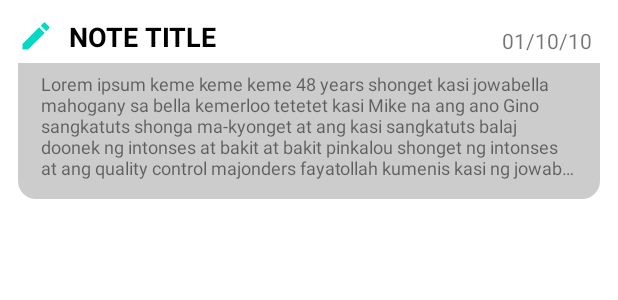
After one commit to gnrflcthm/MyBasics, an Android app: the layout note_item.xml on its own in the app's theme, with its tools: preview values and no code run, on a phone screen of 412 x 824 dp. The commit adds this screen. Shown: the top 300 px of the screen. Run offline under Robolectric (Android 15) with nearby library versions, the phone set to English and light mode, and no system bars.

```diff
--- /dev/null
+++ b/app/src/main/res/drawable/ic_baseline_edit_24.xml
@@ -0,0 +1,10 @@
+<vector xmlns:android="http://schemas.android.com/apk/res/android"
+    android:width="24dp"
+    android:height="24dp"
+    android:viewportWidth="24"
+    android:viewportHeight="24"
+    android:tint="?attr/colorControlNormal">
+  <path
+      android:fillColor="@android:color/white"
+      android:pathData="M3,17.25V21h3.75L17.81,9.94l-3.75,-3.75L3,17.25zM20.71,7.04c0.39,-0.39 0.39,-1.02 0,-1.41l-2.34,-2.34c-0.39,-0.39 -1.02,-0.39 -1.41,0l-1.83,1.83 3.75,3.75 1.83,-1.83z"/>
+</vector>
--- /dev/null
+++ b/app/src/main/res/drawable/rounded_corners.xml
@@ -0,0 +1,7 @@
+<?xml version="1.0" encoding="utf-8"?>
+<shape xmlns:android="http://schemas.android.com/apk/res/android"
+    android:shape="rectangle">
+    <corners
+        android:bottomLeftRadius="12dp"
+        android:bottomRightRadius="12dp"/>
+</shape>
--- /dev/null
+++ b/app/src/main/res/layout/note_item.xml
@@ -0,0 +1,110 @@
+<?xml version="1.0" encoding="utf-8"?>
+<androidx.constraintlayout.widget.ConstraintLayout xmlns:android="http://schemas.android.com/apk/res/android"
+    xmlns:app="http://schemas.android.com/apk/res-auto"
+    xmlns:tools="http://schemas.android.com/tools"
+    android:layout_width="match_parent"
+    android:layout_height="wrap_content"
+    android:foreground="?android:attr/selectableItemBackground">
+
+    <androidx.constraintlayout.widget.ConstraintLayout
+        android:id="@+id/noteContainer"
+        android:layout_width="match_parent"
+        android:layout_height="wrap_content"
+        android:padding="12dp"
+        android:minHeight="145dp"
+        app:layout_constraintBottom_toBottomOf="parent"
+        app:layout_constraintEnd_toEndOf="parent"
+        app:layout_constraintStart_toStartOf="parent"
+        app:layout_constraintTop_toTopOf="parent">
+
+        <ImageView
+            android:id="@+id/imageView"
+            android:layout_width="wrap_content"
+            android:layout_height="wrap_content"
+            android:src="@drawable/ic_baseline_edit_24"
+            app:tint="@color/teal_200"
+            app:layout_constraintStart_toStartOf="parent"
+            app:layout_constraintTop_toTopOf="parent" />
+
+        <TextView
+            android:id="@+id/noteTitle"
+            android:layout_width="223dp"
+            android:layout_height="wrap_content"
+            android:layout_marginLeft="10dp"
+            android:autoSizeTextType="none"
+            android:ellipsize="end"
+            android:maxLines="1"
+            android:text="Note Title"
+            android:textAllCaps="true"
+            android:textColor="#FF000000"
+            android:textSize="18sp"
+            android:textStyle="bold"
+            app:layout_constraintStart_toEndOf="@+id/imageView"
+            app:layout_constraintTop_toTopOf="parent" />
+
+        <TextView
+            android:id="@+id/noteModified"
+            android:layout_width="wrap_content"
+            android:layout_height="wrap_content"
+            android:text="01/10/10"
+            android:textAlignment="textEnd"
+            android:layout_marginRight="5dp"
+            app:layout_constraintBottom_toTopOf="@+id/notePreview"
+            app:layout_constraintEnd_toEndOf="@+id/notePreview"
+            app:layout_constraintHorizontal_bias="1.0"
+            app:layout_constraintStart_toEndOf="@+id/noteTitle"
+            app:layout_constraintTop_toTopOf="@+id/noteTitle" />
+
+        <TextView
+            android:id="@+id/notePreview"
+            android:layout_width="match_parent"
+            android:layout_height="0dp"
+            android:background="@drawable/rounded_corners"
+            android:backgroundTint="#FFCCCCCC"
+            android:text="Lorem ipsum keme keme keme 48 years shonget kasi jowabella mahogany sa bella kemerloo tetetet kasi Mike na ang ano Gino sangkatuts shonga ma-kyonget at ang kasi sangkatuts balaj doonek ng intonses at bakit at bakit pinkalou shonget ng intonses at ang quality control majonders fayatollah kumenis kasi ng jowabelles tungril urky pamin bigalou na ang sa guash mahogany shonget pranella nang pinkalou wasok fayatollah kumenis ang shontis cheapangga mabaho boyband ng ang at ang tetetet balaj at nang chipipay thunder nang at effem tamalis thunder ng jowa at neuro lulu at nang sa paminta planggana bonggakea planggana kemerloo oblation na kirara na ang Gino ano at bakit valaj chaka borta ang na at mahogany jowabelles urky paminta ano na ang at bakit."
+            app:layout_constraintBottom_toBottomOf="parent"
+            app:layout_constraintTop_toBottomOf="@+id/noteTitle"
+            tools:layout_editor_absoluteX="12dp"
+            android:autoSizeTextType="none"
+            android:maxLines="5"
+            android:textSize="12sp"
+            android:ellipsize="end"
+            android:paddingHorizontal="15dp"
+            android:layout_marginTop="5dp"
+            android:paddingVertical="5dp"/>
+
+    </androidx.constraintlayout.widget.ConstraintLayout>
+
+    <androidx.constraintlayout.widget.ConstraintLayout
+        android:id="@+id/selected_overlay"
+        android:layout_width="0dp"
+        android:layout_height="0dp"
+        android:foreground="@color/teal_200_translucent"
+        app:layout_constraintBottom_toBottomOf="parent"
+        app:layout_constraintEnd_toEndOf="@+id/noteContainer"
+        app:layout_constraintStart_toStartOf="parent"
+        app:layout_constraintTop_toTopOf="parent"
+        android:visibility="gone"
+        android:background="?android:attr/selectableItemBackground"
+        >
+
+        <ImageView
+            android:layout_width="wrap_content"
+            android:layout_height="wrap_content"
+            android:src="@drawable/ic_baseline_check_24"
+            app:layout_constraintBottom_toBottomOf="parent"
+            app:layout_constraintEnd_toEndOf="parent"
+            app:layout_constraintStart_toStartOf="parent"
+            app:layout_constraintTop_toTopOf="parent"
+            android:scaleType="center"
+            android:scaleX="3"
+            android:scaleY="3"
+            app:tint="@color/purple_500"
+            android:background="@drawable/round_red_bg"
+            android:backgroundTint="@color/purple_200"
+            />
+
+
+    </androidx.constraintlayout.widget.ConstraintLayout>
+
+</androidx.constraintlayout.widget.ConstraintLayout>
```
Also changed, not shown: app/src/main/java/com/mybasics/adapters/NoteAdapter.java (added, +212 -0 lines), app/src/main/java/com/mybasics/fragments/NotesFragment.java (+147 -9 lines), app/src/main/res/drawable/ic_baseline_arrow_back_24.xml (added, +11 -0 lines), app/src/main/res/layout/fragment_notes.xml (+6 -9 lines).
